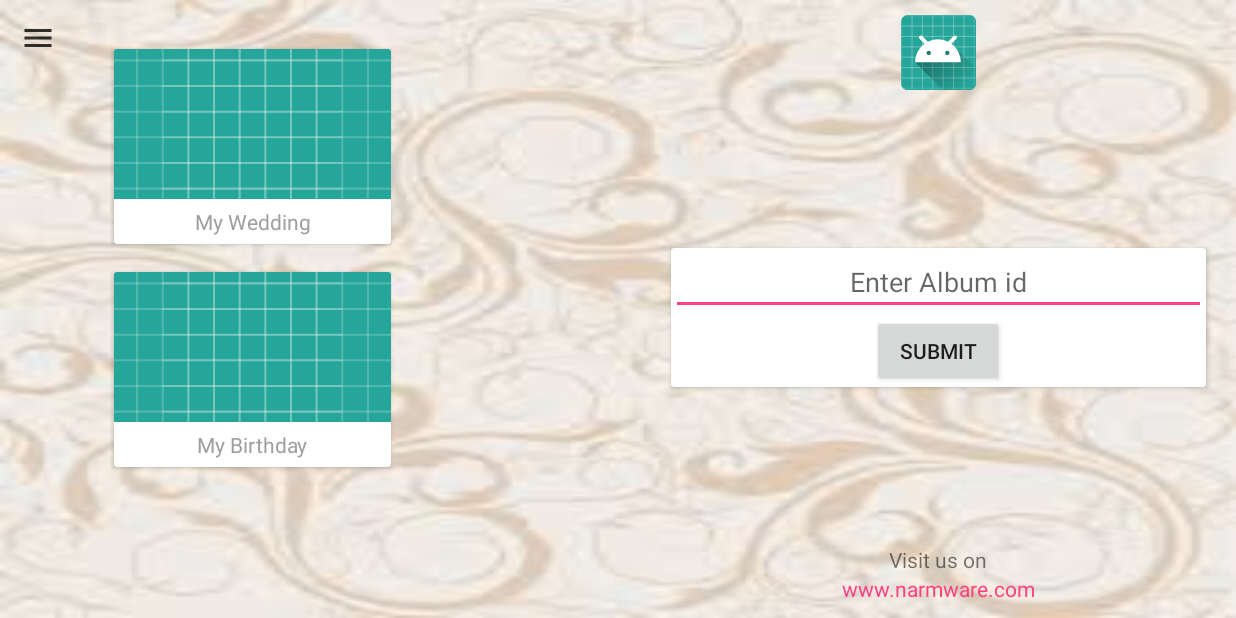
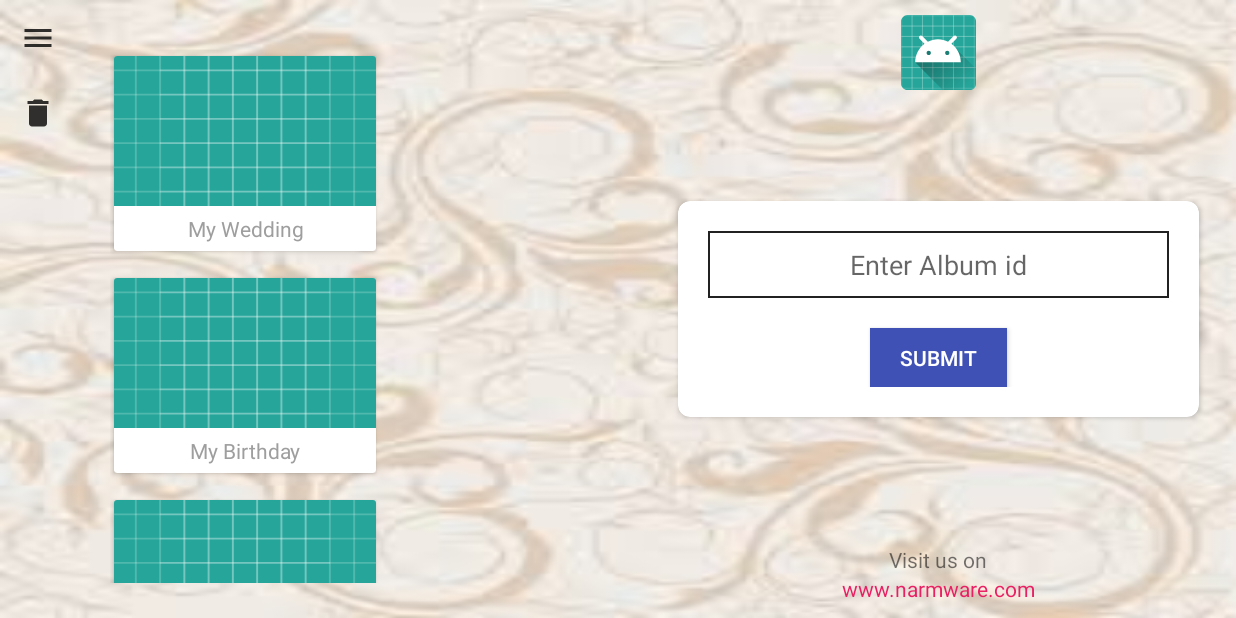
Before and after one commit to narmware/RsAlbumCafe, an Android app: the screen it shows after launch (NavigationActivity), on a phone screen of 824 x 412 dp (held sideways). Run offline under Robolectric (Android 15) with nearby library versions, the phone set to English and light mode, and no system bars; our stand-ins replace ButterKnife, Picasso, Volley; libraries missing offline, so code that uses them is left out: cn.pedant; pictures from the network do not load.

Commit message:
1. Some layouts modified.

```diff
--- a/app/build.gradle
+++ b/app/build.gradle
@@ -3,11 +3,11 @@ apply plugin: 'com.android.application'
 android {
     compileSdkVersion 26
     defaultConfig {
-        applicationId "com.rohitsavant.curlexample"
+        applicationId "com.narmware.rscafe"
         minSdkVersion 17
         targetSdkVersion 26
         versionCode 1
-        versionName "1.0"
+        versionName "1.5"
         testInstrumentationRunner "android.support.test.runner.AndroidJUnitRunner"
 
         vectorDrawables.useSupportLibrary = true
@@ -39,4 +39,6 @@ dependencies {
     annotationProcessor 'com.jakewharton:butterknife-compiler:8.7.0'
     compile 'com.jakewharton:butterknife:8.7.0'
     compile 'com.squareup.picasso:picasso:2.3.2'
+    compile 'com.github.f0ris.sweetalert:library:1.5.1'
+
 }
--- a/app/src/main/AndroidManifest.xml
+++ b/app/src/main/AndroidManifest.xml
@@ -1,5 +1,6 @@
 <?xml version="1.0" encoding="utf-8"?>
 <manifest xmlns:android="http://schemas.android.com/apk/res/android"
+    xmlns:tools="http://schemas.android.com/tools"
     package="com.rohitsavant.curlexample">
 
     <uses-permission android:name="android.permission.INTERNET" />
@@ -10,7 +11,10 @@
         android:label="@string/app_name"
         android:roundIcon="@mipmap/ic_launcher_round"
         android:supportsRtl="true"
-        android:theme="@style/AppTheme">
+        android:theme="@style/AppTheme"
+        tools:replace="android:icon"
+        >
+
         <activity android:name=".MainActivity" />
         <activity
             android:name=".curl.CurlActivity"
--- a/app/src/main/java/com/rohitsavant/curlexample/activity/NavigationActivity.java
+++ b/app/src/main/java/com/rohitsavant/curlexample/activity/NavigationActivity.java
@@ -1,6 +1,7 @@
 package com.rohitsavant.curlexample.activity;
 
 import android.annotation.SuppressLint;
+import android.content.SharedPreferences;
 import android.os.Build;
 import android.os.Bundle;
 import android.os.Handler;
@@ -28,6 +29,7 @@ import com.android.volley.RequestQueue;
 import com.android.volley.toolbox.Volley;
 import com.rohitsavant.curlexample.R;
 import com.rohitsavant.curlexample.adapter.AlbumListAdapter;
+import com.rohitsavant.curlexample.helper.SharedPreferencesHelper;
 import com.rohitsavant.curlexample.pojo.AlbumList;
 
 import java.util.ArrayList;
@@ -39,6 +41,7 @@ public class NavigationActivity extends AppCompatActivity
         implements NavigationView.OnNavigationItemSelectedListener {
     @BindView(R.id.recycler) RecyclerView mRecyclerView;
     @BindView(R.id.btn_nav) ImageButton mBtnNav;
+    @BindView(R.id.btn_delete) ImageButton mBtnDelete;
 
     AlbumListAdapter mAdapter;
     RequestQueue mVolleyRequest;
@@ -49,6 +52,7 @@ public class NavigationActivity extends AppCompatActivity
     protected void onCreate(Bundle savedInstanceState) {
         super.onCreate(savedInstanceState);
         setContentView(R.layout.activity_navigation);
+        SharedPreferencesHelper.setDeleteFalg(false,NavigationActivity.this);
 
         final DrawerLayout drawer = (DrawerLayout) findViewById(R.id.drawer_layout);
         /*ActionBarDrawerToggle toggle = new ActionBarDrawerToggle(
@@ -67,6 +71,22 @@ public class NavigationActivity extends AppCompatActivity
                 drawer.openDrawer(GravityCompat.START);
             }
         });
+
+        mBtnDelete.setOnClickListener(new View.OnClickListener() {
+            @Override
+            public void onClick(View view) {
+                //Toast.makeText(NavigationActivity.this, "Delete", Toast.LENGTH_SHORT).show();
+
+                if(SharedPreferencesHelper.getDeleteFlag(NavigationActivity.this)==false)
+                {
+                    SharedPreferencesHelper.setDeleteFalg(true,NavigationActivity.this);
+                }
+                else {
+                    SharedPreferencesHelper.setDeleteFalg(false,NavigationActivity.this);
+                }
+                mAdapter.notifyDataSetChanged();
+            }
+        });
     }
 
     private void init() {
@@ -82,8 +102,12 @@ public class NavigationActivity extends AppCompatActivity
     public void setAlbumAdapter(RecyclerView.LayoutManager mLayoutManager){
         SnapHelper snapHelper = new LinearSnapHelper();
 
+        mAlbumList.clear();
+        mAlbumList.add(new AlbumList("https://mccainphotography.files.wordpress.com/2012/11/mccainpictures071.jpg","My Wedding"));
+        mAlbumList.add(new AlbumList("http://www.coolhdwallpapers.net/gallery/romantic-park-wedding-hd-wallpaper.jpg","My Birthday"));
+        mAlbumList.add(new AlbumList("https://onehdwallpaper.com/wp-content/uploads/2015/07/Punjabi-Wedding-Couple-in-Rain-HD-Picture.jpg","My Wedding"));
         mAlbumList.add(new AlbumList("https://encrypted-tbn0.gstatic.com/images?q=tbn:ANd9GcR_xW6BPnyIKNoOrB15uTjjtE34BOjNJOdIOA7VsYWne37BuEmQCw","My Wedding"));
-        mAlbumList.add(new AlbumList("https://encrypted-tbn0.gstatic.com/images?q=tbn:ANd9GcRDy_ZvkpUn8qyJuYXCai88AYF4P5-glPquXyjhwowHffqKtVhkiQ","My Birthday"));
+        mAlbumList.add(new AlbumList("http://ak5.picdn.net/shutterstock/videos/6261785/thumb/1.jpg","My Wedding"));
 
         mAdapter = new AlbumListAdapter(NavigationActivity.this,mAlbumList);
         //RecyclerView.LayoutManager mLayoutManager = new GridLayoutManager(GalleryActivity.this,2);
--- a/app/src/main/java/com/rohitsavant/curlexample/adapter/AlbumListAdapter.java
+++ b/app/src/main/java/com/rohitsavant/curlexample/adapter/AlbumListAdapter.java
@@ -2,12 +2,15 @@ package com.rohitsavant.curlexample.adapter;
 
 import android.content.Context;
 import android.content.Intent;
+import android.support.design.widget.CoordinatorLayout;
 import android.support.v7.widget.RecyclerView;
 import android.view.LayoutInflater;
 import android.view.View;
 import android.view.ViewGroup;
+import android.widget.ImageButton;
 import android.widget.ImageView;
 import android.widget.LinearLayout;
+import android.widget.RelativeLayout;
 import android.widget.TextView;
 import android.widget.Toast;
 
@@ -15,10 +18,13 @@ import com.rohitsavant.curlexample.R;
 import com.rohitsavant.curlexample.activity.AlbumDetailedActivity;
 import com.rohitsavant.curlexample.curl.CurlActivity;
 import com.rohitsavant.curlexample.helper.Constants;
+import com.rohitsavant.curlexample.helper.SharedPreferencesHelper;
 import com.rohitsavant.curlexample.pojo.AlbumList;
 import com.squareup.picasso.Picasso;
 
 import java.util.List;
+
+import cn.pedant.SweetAlert.SweetAlertDialog;
 
 
 /**
@@ -27,21 +33,24 @@ import java.util.List;
 
 public class AlbumListAdapter extends RecyclerView.Adapter<AlbumListAdapter.MyViewHolder> {
 
-     List<AlbumList> photos;
-    Context mContext;
+     static List<AlbumList> photos;
+    static Context mContext;
+
 
     /* FragmentManager fragmentManager;
     FragmentTransaction fragmentTransaction;
 */
     public class MyViewHolder extends RecyclerView.ViewHolder {
         public TextView mthumb_title;
-       ImageView mImgFrame;
+        ImageView mImgFrame;
+        public ImageButton mBtnClose;
         AlbumList mItem;
-        LinearLayout mLinearItem;
+        CoordinatorLayout mLinearItem;
         String videoId;
 
         public MyViewHolder(View view) {
             super(view);
+            mBtnClose=view.findViewById(R.id.btn_close);
             mthumb_title= view.findViewById(R.id.thumb_title);
             mImgFrame=view.findViewById(R.id.thumb_img);
             mLinearItem=view.findViewById(R.id.linear_item);
@@ -61,6 +70,47 @@ public class AlbumListAdapter extends RecyclerView.Adapter<AlbumListAdapter.MyVi
 
 
                     }
+            });
+
+            mBtnClose.setOnClickListener(new View.OnClickListener() {
+                @Override
+                public void onClick(View view) {
+                    final int position= (int) mLinearItem.getTag();
+
+                    new SweetAlertDialog(mContext, SweetAlertDialog.WARNING_TYPE)
+                            .setTitleText("Are you sure?")
+                            .setContentText("Remove this album")
+                            .setConfirmText("Yes")
+                            .setConfirmClickListener(new SweetAlertDialog.OnSweetClickListener() {
+                                @Override
+                                public void onClick(SweetAlertDialog sDialog) {
+
+                                    photos.remove(position);
+                                    notifyDataSetChanged();
+
+                                    sDialog
+                                            .setTitleText("Deleted!")
+                                              .setContentText("Your album has been removed!")
+                                            .setConfirmText("OK")
+                                            .showCancelButton(false)
+                                            .setConfirmClickListener(null)
+                                            .changeAlertType(SweetAlertDialog.SUCCESS_TYPE);
+                                    //sDialog.dismiss();
+                                }
+                            })
+                            .showCancelButton(true)
+                            .setCancelText("Cancel")
+                            .setCancelClickListener(new SweetAlertDialog.OnSweetClickListener() {
+                                @Override
+                                public void onClick(SweetAlertDialog sDialog) {
+
+                                    sDialog.dismissWithAnimation();
+                                }
+                            })
+
+                            .show();
+
+                }
             });
 
         }
@@ -103,6 +153,14 @@ public class AlbumListAdapter extends RecyclerView.Adapter<AlbumListAdapter.MyVi
                     .into(holder.mImgFrame);
 
         }*/
+
+      if(SharedPreferencesHelper.getDeleteFlag(mContext)==false)
+      {
+          holder.mBtnClose.setVisibility(View.INVISIBLE);
+      }
+      else {
+          holder.mBtnClose.setVisibility(View.VISIBLE);
+      }
         holder.mLinearItem.setTag(position);
         Picasso.with(mContext)
                 .load(photo.getUrl())
--- a/app/src/main/java/com/rohitsavant/curlexample/curl/CurlActivity.java
+++ b/app/src/main/java/com/rohitsavant/curlexample/curl/CurlActivity.java
@@ -41,6 +41,8 @@ import java.net.HttpURLConnection;
 import java.net.URL;
 import java.util.ArrayList;
 
+import cn.pedant.SweetAlert.SweetAlertDialog;
+
 /**
  * Simple Activity for curl testing.
  *
@@ -53,11 +55,18 @@ public class CurlActivity extends Activity {
     ArrayList<Bitmap> imgUrls=new ArrayList<>();
     Bitmap[] bit;
     String[] mBitmapIds;
+    SweetAlertDialog sweetAlertDialog;
     @Override
     public void onCreate(Bundle savedInstanceState) {
         super.onCreate(savedInstanceState);
         setContentView(R.layout.main);
 
+        sweetAlertDialog=new SweetAlertDialog(CurlActivity.this, SweetAlertDialog.PROGRESS_TYPE)
+                .setTitleText("Loading...")
+
+        ;
+        sweetAlertDialog.setCancelable(false);
+        sweetAlertDialog.show();
 
        /* try {
             MediaPlayer mp =new MediaPlayer();
@@ -69,11 +78,11 @@ public class CurlActivity extends Activity {
         } catch (IOException e) {
             e.printStackTrace();
         }*/
-         mBitmapIds = new String[]{"https://encrypted-tbn0.gstatic.com/images?q=tbn:ANd9GcRNRFtYWvXfhButlyLbmRu_9XCea0P1aDxOesxykmkDbMhDeiZx",
-                 "https://encrypted-tbn0.gstatic.com/images?q=tbn:ANd9GcR_xW6BPnyIKNoOrB15uTjjtE34BOjNJOdIOA7VsYWne37BuEmQCw",
-                 "https://encrypted-tbn0.gstatic.com/images?q=tbn:ANd9GcRDy_ZvkpUn8qyJuYXCai88AYF4P5-glPquXyjhwowHffqKtVhkiQ",
-                 "https://encrypted-tbn0.gstatic.com/images?q=tbn:ANd9GcSUAlc0pdzthsqzLbG9mhDKXEYkutKPehMZlAgYcsSScFkAqj4-",
-                 "https://encrypted-tbn0.gstatic.com/images?q=tbn:ANd9GcRNRFtYWvXfhButlyLbmRu_9XCea0P1aDxOesxykmkDbMhDeiZx",
+         mBitmapIds = new String[]{"https://mccainphotography.files.wordpress.com/2012/11/mccainpictures071.jpg",
+                 "https://onehdwallpaper.com/wp-content/uploads/2015/07/Punjabi-Wedding-Couple-in-Rain-HD-Picture.jpg",
+                 "https://i.ytimg.com/vi/xsjGKpsDjgU/maxresdefault.jpg",
+                 "http://ak5.picdn.net/shutterstock/videos/6261785/thumb/1.jpg",
+                 "http://www.coolhdwallpapers.net/gallery/romantic-park-wedding-hd-wallpaper.jpg",
                   "http://www.wallcoo.net/photography/SZ_221%20Garden%20Weddings%2001/wallpapers/1920x1200/Garden_Wedding_photography_022_Bride%20and%20bridegroom%20holding%20hands.jpg"};
 
         bit=new Bitmap[mBitmapIds.length];
@@ -95,7 +104,7 @@ public class CurlActivity extends Activity {
         mCurlView = (CurlView) findViewById(R.id.curl);
         mCurlView.setCurrentIndex(index);
         mCurlView.setSizeChangedObserver(new SizeChangedObserver());
-        mCurlView.setBackgroundColor(0x191919);
+        mCurlView.setBackgroundColor(getResources().getColor(R.color.red_500));
 
         // This is something somewhat experimental. Before uncommenting next
         // line, please see method comments in CurlView.
@@ -280,6 +289,9 @@ public MyProvider(){
                 if(pos==mBitmapIds.length-1)
                 {
                     mCurlView.setBitmapProvider(new MyProvider());
+
+                    try{
+                    sweetAlertDialog.dismissWithAnimation();}catch (Exception e){}
                 }
 
 
--- /dev/null
+++ b/app/src/main/java/com/rohitsavant/curlexample/helper/SharedPreferencesHelper.java
@@ -0,0 +1,29 @@
+package com.rohitsavant.curlexample.helper;
+
+import android.content.Context;
+import android.content.SharedPreferences;
+import android.preference.PreferenceManager;
+
+/**
+ * Created by comp16 on 12/19/2017.
+ */
+
+public class SharedPreferencesHelper {
+
+    private static final String DELETE_FLAG="delete";
+
+    public static void setDeleteFalg(boolean flag, Context context)
+    {
+        SharedPreferences pref= PreferenceManager.getDefaultSharedPreferences(context);
+        SharedPreferences.Editor edit=pref.edit();
+        edit.putBoolean(DELETE_FLAG,flag);
+        edit.commit();
+    }
+
+    public static boolean getDeleteFlag(Context context)
+    {
+        SharedPreferences pref= PreferenceManager.getDefaultSharedPreferences(context);
+        boolean flag=pref.getBoolean(DELETE_FLAG,false);
+        return flag;
+    }
+}
--- /dev/null
+++ b/app/src/main/res/drawable-v21/button_close.xml
@@ -0,0 +1,15 @@
+<?xml version="1.0" encoding="utf-8"?>
+<shape xmlns:android="http://schemas.android.com/apk/res/android"
+    android:shape="oval">
+
+    <!-- Background Color -->
+    <solid android:color="@android:color/transparent" />
+
+    <!-- Border Color -->
+    <stroke android:width="1dp" android:color="@color/grey_900" />
+
+    <!-- Round Corners -->
+<!--
+    <corners android:radius="3dp" />
+-->
+</shape>
--- /dev/null
+++ b/app/src/main/res/drawable-v21/edit_album.xml
@@ -0,0 +1,15 @@
+<?xml version="1.0" encoding="utf-8"?>
+<shape xmlns:android="http://schemas.android.com/apk/res/android"
+    android:shape="rectangle">
+
+    <!-- Background Color -->
+    <solid android:color="@android:color/white" />
+
+    <!-- Border Color -->
+    <stroke android:width="1dp" android:color="@color/grey_900" />
+
+    <!-- Round Corners -->
+<!--
+    <corners android:radius="3dp" />
+-->
+</shape>
--- /dev/null
+++ b/app/src/main/res/drawable/ic_close.xml
@@ -0,0 +1,9 @@
+<vector xmlns:android="http://schemas.android.com/apk/res/android"
+        android:width="24dp"
+        android:height="24dp"
+        android:viewportWidth="24.0"
+        android:viewportHeight="24.0">
+    <path
+        android:fillColor="#FF000000"
+        android:pathData="M19,6.41L17.59,5 12,10.59 6.41,5 5,6.41 10.59,12 5,17.59 6.41,19 12,13.41 17.59,19 19,17.59 13.41,12z"/>
+</vector>
--- /dev/null
+++ b/app/src/main/res/drawable/ic_delete.xml
@@ -0,0 +1,9 @@
+<vector xmlns:android="http://schemas.android.com/apk/res/android"
+        android:width="24dp"
+        android:height="24dp"
+        android:viewportWidth="24.0"
+        android:viewportHeight="24.0">
+    <path
+        android:fillColor="#FF000000"
+        android:pathData="M6,19c0,1.1 0.9,2 2,2h8c1.1,0 2,-0.9 2,-2V7H6v12zM19,4h-3.5l-1,-1h-5l-1,1H5v2h14V4z"/>
+</vector>
--- a/app/src/main/res/layout/content_navigation.xml
+++ b/app/src/main/res/layout/content_navigation.xml
@@ -1,10 +1,5 @@
 <?xml version="1.0" encoding="utf-8"?>
 
-<ScrollView android:layout_width="match_parent"
-    android:layout_height="match_parent"
-    android:fitsSystemWindows="true"
-    android:fillViewport="true"
-    xmlns:android="http://schemas.android.com/apk/res/android">
 <RelativeLayout
     android:orientation="horizontal"
     xmlns:android="http://schemas.android.com/apk/res/android"
@@ -17,13 +12,27 @@
     tools:context="com.rohitsavant.curlexample.activity.NavigationActivity"
     tools:showIn="@layout/app_bar_navigation">
 
+    <LinearLayout
+        android:id="@+id/menu_btn"
+        android:orientation="vertical"
+        android:layout_alignParentTop="true"
+        android:layout_width="wrap_content"
+        android:layout_height="wrap_content">
     <ImageButton
         android:id="@+id/btn_nav"
         android:background="@android:color/transparent"
         app:srcCompat="@drawable/ic_menu"
-        android:layout_alignParentTop="true"
         android:layout_width="50dp"
         android:layout_height="50dp" />
+
+        <ImageButton
+            android:id="@+id/btn_delete"
+            android:background="@android:color/transparent"
+            app:srcCompat="@drawable/ic_delete"
+            android:layout_width="50dp"
+            android:layout_height="50dp" />
+
+    </LinearLayout>
 
     <LinearLayout
         android:background="@drawable/back"
@@ -35,7 +44,7 @@
 
     <LinearLayout
         android:gravity="center"
-        android:layout_toRightOf="@id/btn_nav"
+        android:layout_toRightOf="@id/menu_btn"
         android:elevation="10dp"
         android:layout_margin="10dp"
         android:layout_width="match_parent"
@@ -61,7 +70,10 @@
         android:layout_weight="1"
         android:layout_width="match_parent"
         android:layout_height="match_parent">
-
+        <ScrollView android:layout_width="match_parent"
+            android:layout_height="match_parent"
+            android:fillViewport="true"
+            xmlns:android="http://schemas.android.com/apk/res/android">
         <RelativeLayout
             android:layout_width="match_parent"
             android:layout_height="match_parent">
@@ -73,27 +85,25 @@
             android:layout_width="50dp"
             android:layout_height="50dp" />
 
-        <LinearLayout
-            android:layout_centerHorizontal="true"
-            android:layout_centerInParent="true"
-            android:layout_below="@id/img_logo"
-            android:layout_above="@id/footer"
-            android:gravity="center"
-            android:layout_width="match_parent"
-            android:layout_height="match_parent">
+
 
         <android.support.v7.widget.CardView
             android:layout_margin="10dp"
+            app:cardCornerRadius="8dp"
+            app:cardUseCompatPadding="true"
+            android:layout_centerInParent="true"
             android:layout_width="match_parent"
             android:layout_height="wrap_content">
 
             <LinearLayout
                 android:orientation="vertical"
+                android:padding="20dp"
                 android:layout_width="match_parent"
                 android:layout_height="match_parent">
             <EditText
                 android:hint="Enter Album id"
                 android:padding="10dp"
+                android:background="@drawable/edit_album"
                 android:imeOptions="flagNoExtractUi"
                 android:gravity="center"
                 android:singleLine="true"
@@ -105,12 +115,20 @@
 
             <Button
                 android:text="Submit"
+                android:layout_marginTop="20dp"
+                android:background="@color/colorPrimary"
+                android:textColor="@android:color/white"
+                android:minHeight="1dp"
+                android:minWidth="1dp"
+                android:paddingTop="10dp"
+                android:paddingBottom="10dp"
+                android:paddingLeft="20dp"
+                android:paddingRight="20dp"
                 android:layout_gravity="center"
                 android:layout_width="wrap_content"
                 android:layout_height="wrap_content" />
             </LinearLayout>
         </android.support.v7.widget.CardView>
-        </LinearLayout>
 
        <LinearLayout
            android:orientation="vertical"
@@ -126,16 +144,16 @@
 
            <TextView
                android:text="www.narmware.com"
-               android:textColor="@color/colorAccent"
+               android:textColor="@color/pink_500"
                android:gravity="center"
                android:layout_width="match_parent"
                android:layout_height="wrap_content" />
        </LinearLayout>
         </RelativeLayout>
 
+        </ScrollView>
     </RelativeLayout>
 
 </LinearLayout>
 
 </RelativeLayout>
-</ScrollView>
--- a/app/src/main/res/layout/item_albums.xml
+++ b/app/src/main/res/layout/item_albums.xml
@@ -1,16 +1,28 @@
 <?xml version="1.0" encoding="utf-8"?>
-<LinearLayout xmlns:android="http://schemas.android.com/apk/res/android"
+<android.support.design.widget.CoordinatorLayout xmlns:android="http://schemas.android.com/apk/res/android"
     android:orientation="vertical"
     android:layout_width="190dp"
     android:layout_height="wrap_content"
-    android:layout_marginTop="5dp"
-    android:layout_marginBottom="5dp"
     android:id="@+id/linear_item"
     android:foreground="?attr/selectableItemBackground"
     xmlns:app="http://schemas.android.com/apk/res-auto">
 
+    <ImageButton
+        android:id="@+id/btn_close"
+        android:visibility="invisible"
+        app:srcCompat="@drawable/ic_close"
+        android:elevation="5dp"
+        android:background="@drawable/button_close"
+        android:padding="6dp"
+        app:layout_anchor="@id/img_photo_card"
+        app:layout_anchorGravity="right|top|end"
+        android:layout_width="30dp"
+        android:layout_height="30dp" />
+
     <android.support.v7.widget.CardView
         android:id="@+id/img_photo_card"
+        android:layout_marginTop="10dp"
+        android:layout_marginRight="10dp"
         android:layout_width="match_parent"
         android:layout_height="wrap_content"
         app:cardUseCompatPadding="true"
@@ -44,4 +56,4 @@
         </LinearLayout>
     </android.support.v7.widget.CardView>
 
-</LinearLayout>
+</android.support.design.widget.CoordinatorLayout>
--- a/app/src/main/res/values/colors.xml
+++ b/app/src/main/res/values/colors.xml
@@ -2,6 +2,11 @@
 <resources>
     <color name="colorPrimary">#3F51B5</color>
     <color name="colorPrimaryDark">#303F9F</color>
-    <color name="colorAccent">#FF4081</color>
+    <color name="colorAccent">@color/colorPrimary</color>
+<!--
     <color name="photoBackground">#f9d0dd</color>
+-->
+
+    <color name="photoBackground">@color/red_500</color>
+
 </resources>
--- a/build.gradle
+++ b/build.gradle
@@ -19,6 +19,8 @@ allprojects {
     repositories {
         google()
         jcenter()
+        maven { url "https://jitpack.io" }
+        mavenCentral()
     }
 }
 
```
Also changed, not shown: app/src/main/res/drawable/frame.png (added).
